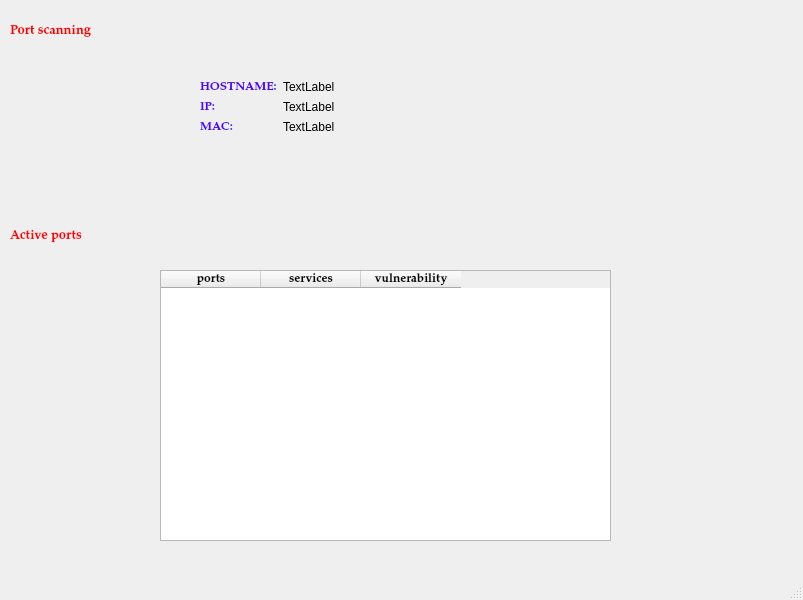
Above: portscan.ui from raedessid/PythonProject before the change. Below: the same form after it.
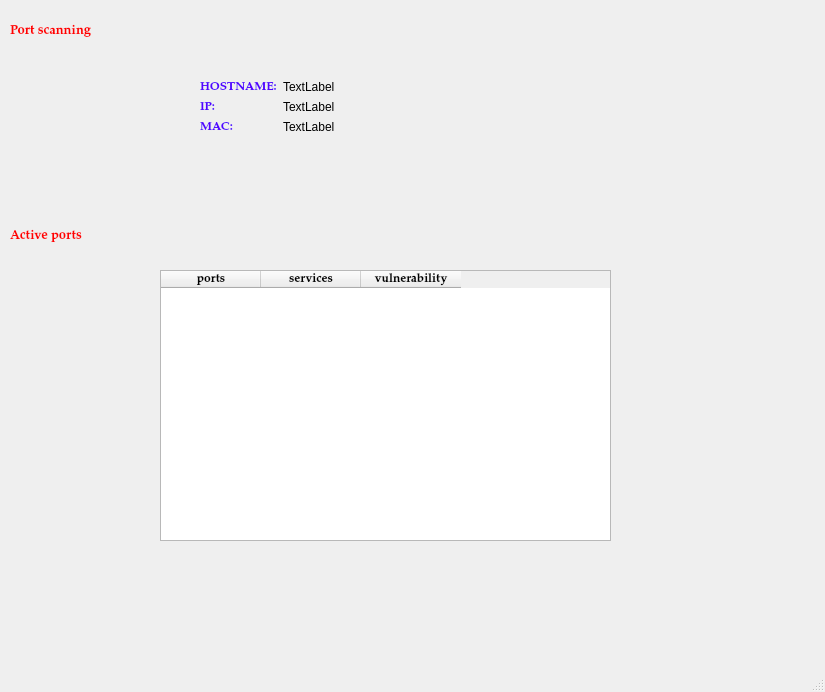
That is the form after the change. Icons and pictures are not drawn.

Patch:
```diff
--- a/portscan.ui
+++ b/portscan.ui
@@ -6,14 +6,31 @@
    <rect>
     <x>0</x>
     <y>0</y>
-    <width>803</width>
-    <height>600</height>
+    <width>825</width>
+    <height>692</height>
    </rect>
   </property>
   <property name="windowTitle">
    <string>MainWindow</string>
   </property>
+  <property name="styleSheet">
+   <string notr="true">QMainWindow {    background-image: url(&quot;:/images/background.jpg&quot;); /* Replace with your resource path */
+    background-repeat: no-repeat; /* Avoid repeating the image */
+    background-position: center; /* Center the image */
+    background-attachment: fixed; /* Keep background static while scrolling */
+    background-size: cover; /* Scale the image to cover the entire window */
+}
+
+</string>
+  </property>
   <widget class="QWidget" name="centralwidget">
+   <property name="styleSheet">
+    <string notr="true">    Qwidget {
+    url(:/images/images/background.jpg)
+    background-repeat: no-repeat;
+    background-position: center;
+    background-size: cover;}</string>
+   </property>
    <widget class="QLabel" name="activeportsv">
     <property name="geometry">
      <rect>
```
Left out of the diff: 3 changed lines with no effect on the pictures.
